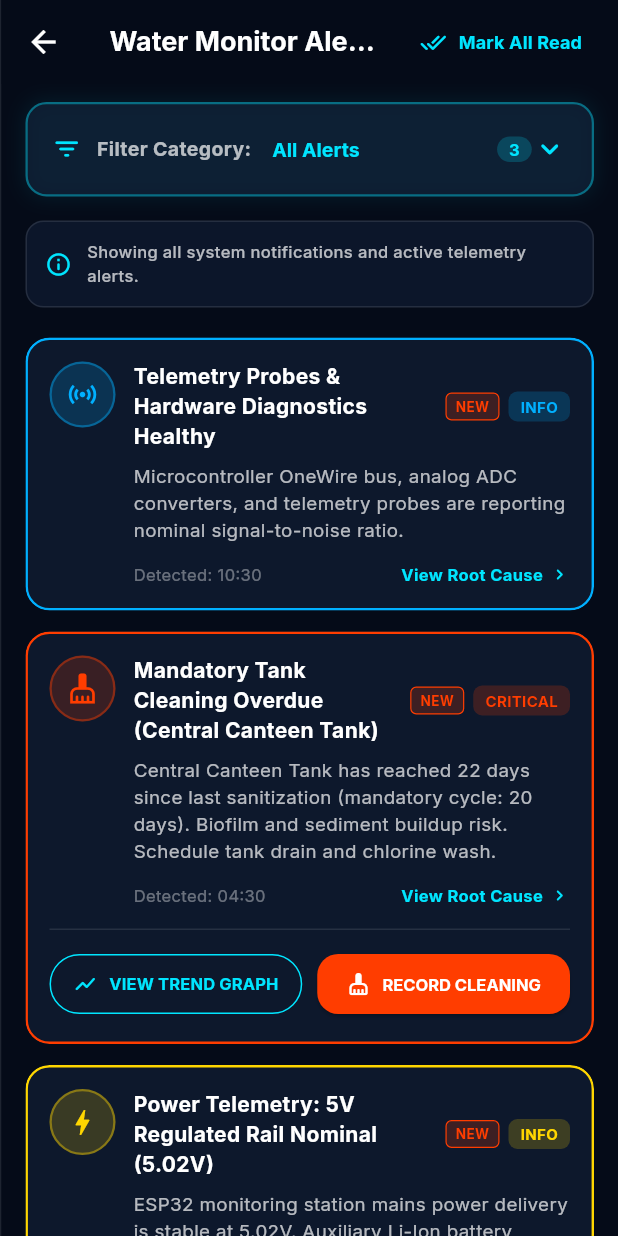
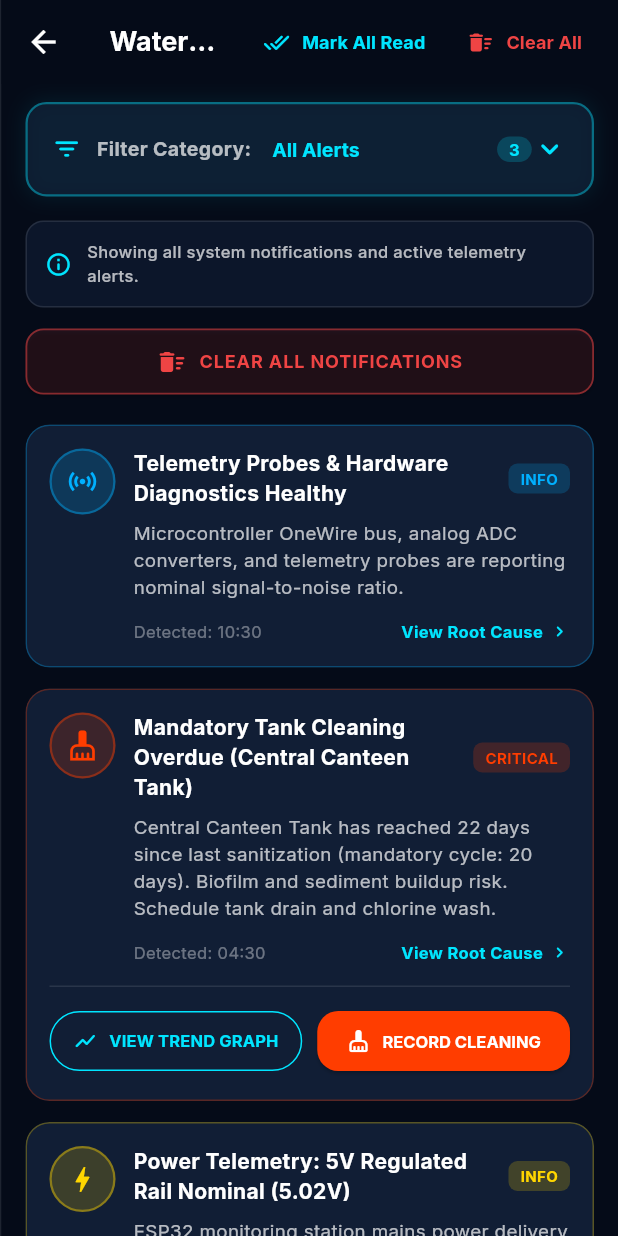
Before and after one commit to Vasundhra-06/smart-water-monitor, a Flutter app: the screen it shows after launch, scrolled down 398 dp, after a tap on the "notifications none" icon, on a phone screen of 412 x 824 dp. Run offline on Flutter 3.47's test engine with Material 3 defaults, Android fonts, the phone set to English and light mode, and no system bars; our stand-ins replace fl_chart, flutter_riverpod, go_router, google_fonts, shared_preferences; network calls fail.

Commit message:
feat: auto disable notification badge once viewed, add clear all notifications button, and stream graph every 20s from dipped sensors

```diff
--- a/lib/core/services/thing_speak_http_service.dart
+++ b/lib/core/services/thing_speak_http_service.dart
@@ -90,13 +90,11 @@ class ThingSpeakHttpService {
     fetchLatestReading();
     fetchHistoricalReadings('tank-main');
 
-    // Poll ThingSpeak every 15 seconds to respect ThingSpeak rates
-    _pollingTimer = Timer.periodic(const Duration(seconds: 15), (_) async {
+    // Poll ThingSpeak every 20 seconds to stream fresh sensor readings and update graph
+    _pollingTimer = Timer.periodic(const Duration(seconds: 20), (_) async {
       final reading = await fetchLatestReading();
-      if (!_isResetMode) {
-        if (_cachedHistory.isEmpty || (_cachedHistory.isNotEmpty && _cachedHistory.last.id != reading.id)) {
-          await fetchHistoricalReadings('tank-main');
-        }
+      if (!_isResetMode && !reading.isZero) {
+        await fetchHistoricalReadings('tank-main');
       }
     });
   }
@@ -124,6 +122,8 @@ class ThingSpeakHttpService {
               final reading = SensorReading.fromThingSpeakBackendJson(data, tankId: tankId);
               _lastFetchedReading = reading;
               _streamController.add(reading);
+              // Fetch new history containing only post-reset dipped entries
+              await fetchHistoricalReadings(tankId);
               return reading;
             } else {
               // Still awaiting sensor dipping
@@ -215,7 +215,7 @@ class ThingSpeakHttpService {
               .map((item) => SensorReading.fromThingSpeakBackendJson(item, tankId: tankId))
               .toList();
 
-          if (_isResetMode) {
+          if (_isResetMode || _resetMinEntryId > 0) {
             list = list.where((r) => (int.tryParse(r.id) ?? 0) > _resetMinEntryId).toList();
             if (list.isEmpty) {
               _cachedHistory = [];
@@ -275,7 +275,7 @@ class ThingSpeakHttpService {
       }
     } catch (_) {}
 
-    if (_isResetMode) {
+    if (_isResetMode || (_resetMinEntryId > 0 && _cachedHistory.isEmpty)) {
       _cachedHistory = [];
       _historyStreamController.add([]);
       return [];
--- a/lib/core/widgets/notification_bell_button.dart
+++ b/lib/core/widgets/notification_bell_button.dart
@@ -21,7 +21,11 @@ class NotificationBellButton extends ConsumerWidget {
         children: [
           IconButton(
             icon: const Icon(Icons.notifications_none_rounded, color: Colors.white, size: 24),
-            onPressed: () => context.push('/alerts'),
+            onPressed: () {
+              ref.read(alertRepositoryProvider).markAllAsRead();
+              ref.invalidate(alertsProvider);
+              context.push('/alerts');
+            },
           ),
           if (unreadCount > 0)
             Positioned(
--- a/lib/features/alerts/alerts_screen.dart
+++ b/lib/features/alerts/alerts_screen.dart
@@ -44,6 +44,15 @@ class _AlertsScreenState extends ConsumerState<AlertsScreen> {
       return list.where((a) => a.alertType == 'power' || a.title.toLowerCase().contains('battery') || a.title.toLowerCase().contains('power')).length;
     }
     return 0;
+  }
+
+  @override
+  void initState() {
+    super.initState();
+    WidgetsBinding.instance.addPostFrameCallback((_) {
+      ref.read(alertRepositoryProvider).markAllAsRead();
+      ref.invalidate(alertsProvider);
+    });
   }
 
   IconData _getCategoryIcon(String type, String severity) {
@@ -103,6 +112,23 @@ class _AlertsScreenState extends ConsumerState<AlertsScreen> {
               ScaffoldMessenger.of(context).showSnackBar(
                 const SnackBar(
                   content: Text('All alerts marked as read.'),
+                  duration: Duration(seconds: 2),
+                ),
+              );
+            },
+          ),
+          TextButton.icon(
+            icon: const Icon(Icons.delete_sweep_rounded, color: Color(0xFFEF4444), size: 18),
+            label: const Text(
+              'Clear All',
+              style: TextStyle(color: Color(0xFFEF4444), fontSize: 12, fontWeight: FontWeight.bold),
+            ),
+            onPressed: () {
+              ref.read(alertRepositoryProvider).clearAllAlerts();
+              ref.invalidate(alertsProvider);
+              ScaffoldMessenger.of(context).showSnackBar(
+                const SnackBar(
+                  content: Text('All notifications cleared.'),
                   duration: Duration(seconds: 2),
                 ),
               );
@@ -218,7 +244,43 @@ class _AlertsScreenState extends ConsumerState<AlertsScreen> {
               ),
             ),
           ),
-          const SizedBox(height: 8),
+          const SizedBox(height: 4),
+
+          // Clear All Notifications Bar Button inside the tab
+          Padding(
+            padding: const EdgeInsets.symmetric(horizontal: 16.0, vertical: 4.0),
+            child: Row(
+              children: [
+                Expanded(
+                  child: ElevatedButton.icon(
+                    style: ElevatedButton.styleFrom(
+                      backgroundColor: const Color(0xFFEF4444).withValues(alpha: 0.12),
+                      foregroundColor: const Color(0xFFEF4444),
+                      side: BorderSide(color: const Color(0xFFEF4444).withValues(alpha: 0.5), width: 1.2),
+                      padding: const EdgeInsets.symmetric(vertical: 12),
+                      shape: RoundedRectangleBorder(borderRadius: BorderRadius.circular(12)),
+                    ),
+                    icon: const Icon(Icons.delete_sweep_rounded, size: 20, color: Color(0xFFEF4444)),
+                    label: const Text(
+                      'CLEAR ALL NOTIFICATIONS',
+                      style: TextStyle(fontWeight: FontWeight.bold, fontSize: 12, letterSpacing: 0.6),
+                    ),
+                    onPressed: () {
+                      ref.read(alertRepositoryProvider).clearAllAlerts();
+                      ref.invalidate(alertsProvider);
+                      ScaffoldMessenger.of(context).showSnackBar(
+                        const SnackBar(
+                          content: Text('All notifications cleared successfully.'),
+                          duration: Duration(seconds: 2),
+                        ),
+                      );
+                    },
+                  ),
+                ),
+              ],
+            ),
+          ),
+          const SizedBox(height: 6),
 
           // Alerts List (Clickable Alert Cards)
           Expanded(
--- a/lib/features/dashboard/dashboard_screen.dart
+++ b/lib/features/dashboard/dashboard_screen.dart
@@ -76,6 +76,7 @@ class _DashboardScreenState extends ConsumerState<DashboardScreen> {
       ref.invalidate(historicalReadingsProvider('tank-main'));
       ref.invalidate(liveSensorStreamProvider);
       ref.invalidate(latestReadingProvider('tank-main'));
+      ref.invalidate(alertsProvider);
       setState(() {});
       if (context.mounted) {
         ScaffoldMessenger.of(context).showSnackBar(
--- a/lib/features/dashboard/widgets/dashboard_historical_graph.dart
+++ b/lib/features/dashboard/widgets/dashboard_historical_graph.dart
@@ -444,6 +444,7 @@ class _DashboardHistoricalGraphState extends ConsumerState<DashboardHistoricalGr
                     ref.invalidate(historicalReadingsStreamProvider(widget.tankId));
                     ref.invalidate(historicalReadingsProvider(widget.tankId));
                     ref.invalidate(liveSensorStreamProvider);
+                    ref.invalidate(alertsProvider);
                     setState(() {});
                   },
                   borderRadius: BorderRadius.circular(8),
--- a/lib/features/graphs/graphs_screen.dart
+++ b/lib/features/graphs/graphs_screen.dart
@@ -74,6 +74,7 @@ class _GraphsScreenState extends ConsumerState<GraphsScreen> {
       ref.invalidate(historicalReadingsProvider('tank-main'));
       ref.invalidate(liveSensorStreamProvider);
       ref.invalidate(latestReadingProvider('tank-main'));
+      ref.invalidate(alertsProvider);
       setState(() {});
       if (context.mounted) {
         ScaffoldMessenger.of(context).showSnackBar(
```
Also changed, not shown: lib/data/repositories/alert_repository.dart (+15 -0 lines), 2 other files.
